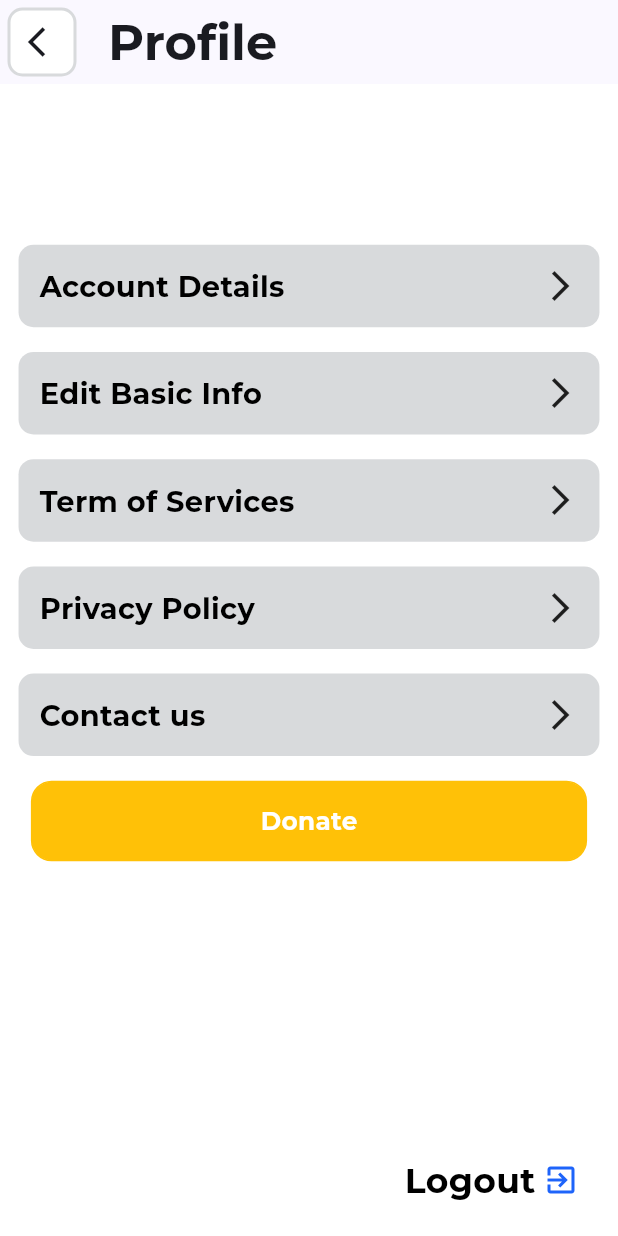
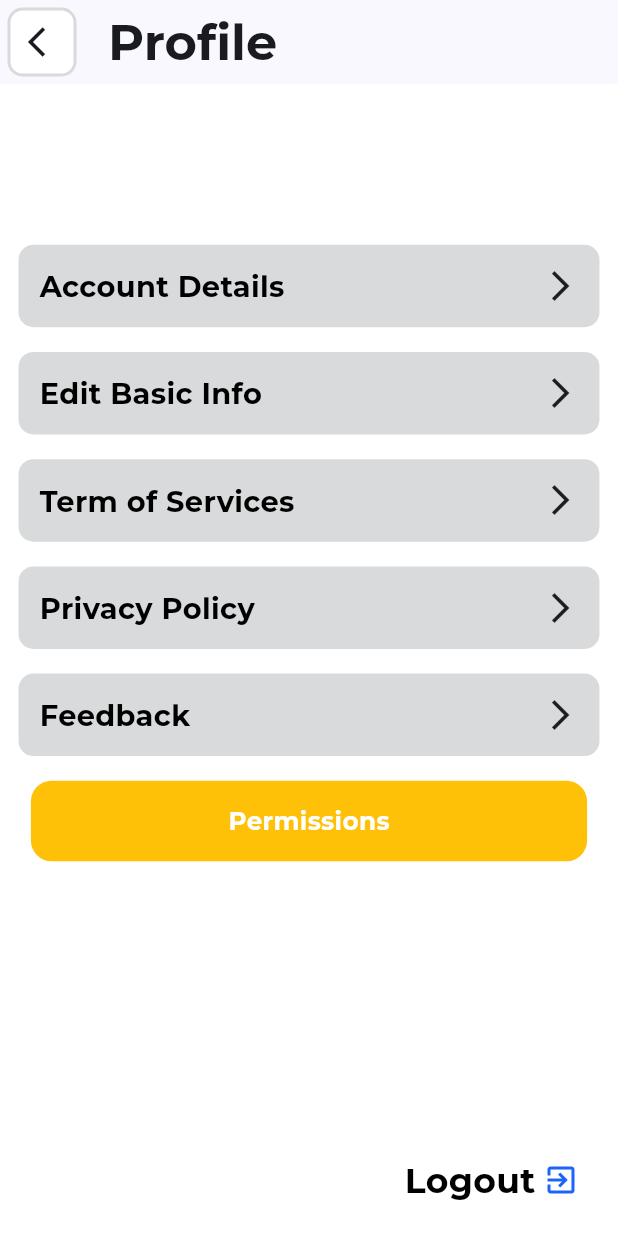
Before and after one commit to Umer2901/Elixirscore, a Flutter app: the ProfileScreen screen opened by its route, on a phone screen of 412 x 824 dp. Run offline on Flutter 3.47's test engine with Material 3 defaults, Android fonts, the phone set to English and light mode, and no system bars; our stand-ins replace cloud_firestore, device_info_plus, firebase_auth, firebase_core, flutter_form_builder, flutter_spinkit and 9 more; missing offline and left inert: cloud_firestore_web, firebase_auth_web, firebase_core_web, google_sign_in_web, health, semicircle_indicator and 1 more; accounts and stored records are empty.

Commit message:
apple and google fix

```diff
--- a/lib/routes/app_pages.dart
+++ b/lib/routes/app_pages.dart
@@ -9,7 +9,6 @@ import 'package:flutter_application_elixirscore/view/permission.dart';
 import 'package:flutter_application_elixirscore/view/phoneauth.dart';
 import 'package:flutter_application_elixirscore/view/profile.dart';
 import 'package:flutter_application_elixirscore/view/profile/account_info.dart';
-import 'package:flutter_application_elixirscore/view/profile/contact.dart';
 import 'package:flutter_application_elixirscore/view/profile/privacy.dart';
 import 'package:flutter_application_elixirscore/view/profile/term_of_services.dart';
 import 'package:flutter_application_elixirscore/view/profile/update_basic_info.dart';
@@ -77,10 +76,7 @@ class AppPages extends AppRoutes {
       name: AppRoutes.accountinfo,
       page: () => const AccountInfo(),
     ),
-    GetPage(
-      name: AppRoutes.contact,
-      page: () => ExperienceForm(),
-    ),
+
 
   ];
 }
--- a/lib/view/dashboard.dart
+++ b/lib/view/dashboard.dart
@@ -99,6 +99,7 @@ class _DashboardState extends State<Dashboard> {
 
         setState(() {
           for (var data in healthData) {
+  print('Data type: ${data.type}, value: ${data.value}');  // Debugging
   switch (data.type) {
     case HealthDataType.BODY_MASS_INDEX:
       bmi = _convertToDouble(data.value);
@@ -122,6 +123,7 @@ class _DashboardState extends State<Dashboard> {
       break;
   }
 }
+
           sunlight = 8.0; // Placeholder value for sunlight
         });
       } catch (e) {
--- a/lib/view/otp.dart
+++ b/lib/view/otp.dart
@@ -106,7 +106,7 @@ class _OtpScreenState extends State<OtpScreen> {
     label: "Verify",
     onPressed: () async {
       if (otp.length < 6) {
-        _showSnackbar('Please enter the full OTP');
+        _showSnackbar('Please enter the full code');
         return;
       }
 
--- a/lib/view/phoneauth.dart
+++ b/lib/view/phoneauth.dart
@@ -59,7 +59,7 @@ class _PhoneAuthState extends State<PhoneAuth> {
                 ),
                 SizedBox(height: 2.h),
                 Text(
-                  'Please confirm your country code and enter your phone number.',
+                  'Please enter your phone number.',
                   style: Theme.of(context).textTheme.bodySmall,
                 ),
                 SizedBox(height: 4.h),
@@ -86,7 +86,7 @@ class _PhoneAuthState extends State<PhoneAuth> {
                 Row(
                   children: [
                     Text(
-                      '+1   |',
+                      '+1   ',
                       style: Theme.of(context).textTheme.bodyMedium?.copyWith(
                             fontWeight: FontWeight.bold,
                           ),
--- a/lib/view/profile.dart
+++ b/lib/view/profile.dart
@@ -203,7 +203,7 @@ class _ProfileScreenState extends State<ProfileScreen> {
                       child: Row(
                         mainAxisAlignment: MainAxisAlignment.spaceBetween,
                         children: [
-                          Text('Contact us',
+                          Text('Feedback',
                               style: Theme.of(context)
                                   .textTheme
                                   .bodyMedium
@@ -220,7 +220,7 @@ class _ProfileScreenState extends State<ProfileScreen> {
                   height: 2.h,
                 ),
                 CustomButton(
-                  label: "Donate",
+                  label: "Permissions",
                   onPressed: () {
                     Get.toNamed(AppRoutes.permission);
                   },
--- a/lib/view/profile/contact.dart
+++ b/lib/view/profile/feedback.dart
@@ -97,7 +97,7 @@ class _ExperienceFormState extends State<ExperienceForm> {
           ),
         ),
         title:  Center(
-          child: Text('Contact us    ',
+          child: Text('Feedback       ',
                       style: Theme.of(context).textTheme.bodyLarge?.copyWith(
                           fontWeight: FontWeight.bold, fontSize: 18.sp)),
         ),
@@ -113,14 +113,14 @@ class _ExperienceFormState extends State<ExperienceForm> {
             Row(
               mainAxisAlignment: MainAxisAlignment.start,
               children: [
-                Text('Share you experience or issue',
+                Text('Please share any feedback below ❤️',
                         style: Theme.of(context).textTheme.bodyLarge?.copyWith(
                             fontWeight: FontWeight.bold, fontSize: 12.sp)),
               ],
             ),
             TextField(
               controller: _messageController,
-              decoration: const InputDecoration(labelText: 'Your Experience'),
+              decoration: const InputDecoration(labelText: 'Questions? Comments? Concerns?'),
               maxLines: 5,
             ),
              SizedBox(height: 5.h),
--- a/pubspec.yaml
+++ b/pubspec.yaml
@@ -52,6 +52,7 @@ dependencies:
   permission_handler: ^11.3.1
   shared_preferences: ^2.2.3
   health: ^8.0.0
+  change_app_package_name: ^1.3.0
 
 
 
```
Also changed, not shown: pubspec.lock, 20 other files. Lines whose indentation alone changed are shown as unchanged.
